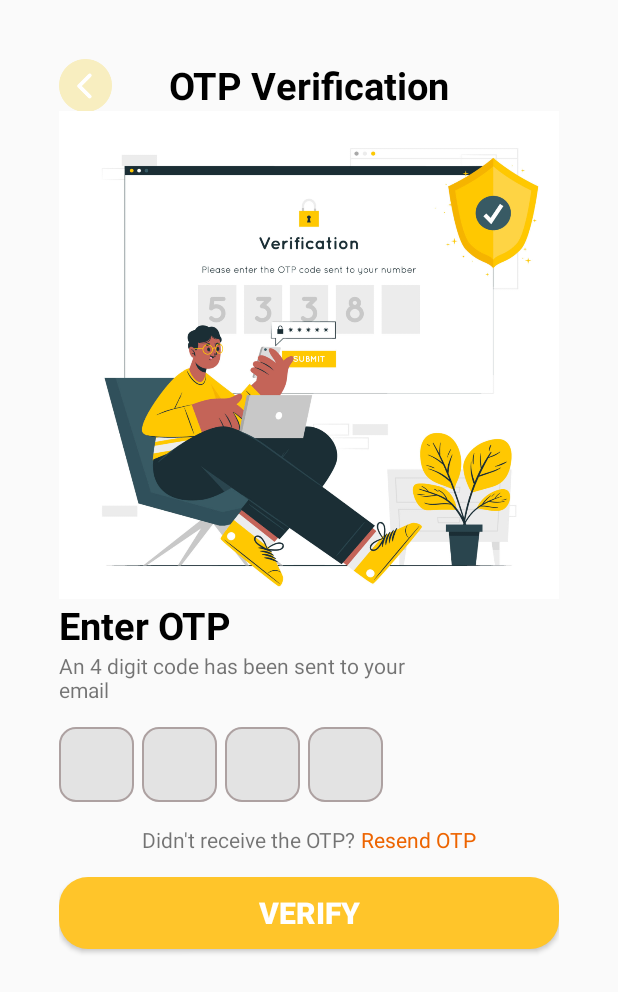
After one commit to HathPage/BTVN_Day02, an Android app: the OtpActivity screen opened directly, with no data from a screen before it, on a phone screen of 412 x 824 dp. The commit adds this screen. Shown: the top 992 px of the screen. Run offline under Robolectric (Android 15) with nearby library versions, the phone set to English and light mode, and no system bars; our stand-ins replace sdp/ssp sizes.

Commit message:
Initial commit

```diff
--- a/app/src/main/AndroidManifest.xml
+++ b/app/src/main/AndroidManifest.xml
@@ -12,6 +12,9 @@
         android:supportsRtl="true"
         android:theme="@style/Theme.BTVN_Day02"
         tools:targetApi="31">
+        <activity
+            android:name=".OtpActivity"
+            android:exported="false" />
         <activity
             android:name=".RegisterActivity"
             android:exported="false" />
--- /dev/null
+++ b/app/src/main/java/com/example/btvn_day02/OtpActivity.java
@@ -0,0 +1,14 @@
+package com.example.btvn_day02;
+
+import androidx.appcompat.app.AppCompatActivity;
+
+import android.os.Bundle;
+
+public class OtpActivity extends AppCompatActivity {
+
+    @Override
+    protected void onCreate(Bundle savedInstanceState) {
+        super.onCreate(savedInstanceState);
+        setContentView(R.layout.activity_otp);
+    }
+}
--- /dev/null
+++ b/app/src/main/res/drawable/otp_box.xml
@@ -0,0 +1,13 @@
+<?xml version="1.0" encoding="utf-8"?>
+<shape xmlns:android="http://schemas.android.com/apk/res/android"
+    android:shape="rectangle">
+    <stroke
+        android:color="#ADA1A1"
+        android:width="1dp"/>
+    <solid
+        android:color="#E3E3E3"
+        />
+    <corners
+        android:radius="@dimen/_8sdp"
+        />
+</shape>
--- a/app/src/main/res/layout/activity_main.xml
+++ b/app/src/main/res/layout/activity_main.xml
@@ -96,8 +96,8 @@
         <ImageButton
             android:id="@+id/remember_me"
             android:background="@drawable/checkboxdark"
-            android:layout_width="20dp"
-            android:layout_height="20dp"
+            android:layout_width="22dp"
+            android:layout_height="22dp"
             android:layout_marginEnd="@dimen/_3sdp"
             />
         <TextView
@@ -149,6 +149,7 @@
         android:textColor="#4A4949"
         android:layout_marginTop="5dp"
         android:layout_marginBottom="@dimen/_5sdp"
+        android:textStyle="bold"
         android:text="-----------------OR-----------------"
         android:textSize="20sp"
         app:layout_constraintEnd_toEndOf="parent"
--- /dev/null
+++ b/app/src/main/res/layout/activity_otp.xml
@@ -0,0 +1,151 @@
+<?xml version="1.0" encoding="utf-8"?>
+<androidx.constraintlayout.widget.ConstraintLayout xmlns:android="http://schemas.android.com/apk/res/android"
+    xmlns:app="http://schemas.android.com/apk/res-auto"
+    xmlns:tools="http://schemas.android.com/tools"
+    android:layout_width="match_parent"
+    android:layout_height="match_parent"
+    android:orientation="vertical"
+    android:gravity="center"
+    android:layout_margin="@dimen/_30sdp"
+    tools:context=".OtpActivity">
+
+    <ImageButton
+        android:id="@+id/btn_back"
+        android:layout_width="35dp"
+        android:layout_height="35dp"
+        android:background="@drawable/back_button"
+    />
+
+    <TextView
+        android:id="@+id/txt_otp"
+        android:layout_width="wrap_content"
+        android:layout_height="wrap_content"
+        android:text="OTP Verification"
+        android:textColor="@color/black"
+        android:textStyle="bold"
+        android:textSize="25sp"
+        app:layout_constraintEnd_toEndOf="parent"
+        app:layout_constraintStart_toStartOf="parent"
+        />
+    <ImageView
+        android:id="@+id/otp_pic"
+        android:layout_width="wrap_content"
+        android:layout_height="@dimen/_250sdp"
+        app:layout_constraintTop_toBottomOf="@+id/txt_otp"
+        app:layout_constraintStart_toStartOf="parent"
+        app:layout_constraintEnd_toEndOf="parent"
+        android:background="@drawable/otp_pic"
+        />
+    <TextView
+        android:id="@+id/txt_otp_2"
+        android:layout_width="wrap_content"
+        android:layout_height="wrap_content"
+        android:text="Enter OTP"
+        android:textColor="@color/black"
+        android:textStyle="bold"
+        android:textSize="25sp"
+        android:gravity="start"
+        app:layout_constraintTop_toBottomOf="@+id/otp_pic"
+        app:layout_constraintStart_toStartOf="parent"
+        />
+    <TextView
+        android:id="@+id/txt_otp_3"
+        android:layout_width="240dp"
+        android:layout_height="wrap_content"
+        android:text="An 4 digit code has been sent to your email"
+        android:gravity="start"
+        app:layout_constraintTop_toBottomOf="@+id/txt_otp_2"
+        app:layout_constraintStart_toStartOf="parent"
+        />
+
+    <LinearLayout
+        android:id="@+id/et_otp"
+        android:layout_width="match_parent"
+        android:layout_height="wrap_content"
+        android:orientation="horizontal"
+        android:gravity="start"
+        android:layout_marginTop="15dp"
+        app:layout_constraintTop_toBottomOf="@+id/txt_otp_3"
+        app:layout_constraintStart_toStartOf="parent"
+        >
+
+        <EditText
+            android:id="@+id/editTextOTP1"
+            android:layout_width="50dp"
+            android:layout_height="50dp"
+            android:layout_marginEnd="5dp"
+            android:inputType="number"
+            android:maxLength="1"
+            android:textAlignment="center"
+            android:background="@drawable/otp_box" />
+
+        <EditText
+            android:id="@+id/editTextOTP2"
+            android:layout_width="50dp"
+            android:layout_height="50dp"
+            android:layout_marginEnd="5dp"
+            android:inputType="number"
+            android:maxLength="1"
+            android:textAlignment="center"
+            android:background="@drawable/otp_box" />
+
+        <EditText
+            android:id="@+id/editTextOTP3"
+            android:layout_width="50dp"
+            android:layout_height="50dp"
+            android:layout_marginEnd="5dp"
+            android:inputType="number"
+            android:maxLength="1"
+            android:textAlignment="center"
+            android:background="@drawable/otp_box" />
+
+        <EditText
+            android:id="@+id/editTextOTP4"
+            android:layout_width="50dp"
+            android:layout_height="50dp"
+            android:inputType="number"
+            android:maxLength="1"
+            android:textAlignment="center"
+            android:background="@drawable/otp_box" />
+
+    </LinearLayout>
+
+    <LinearLayout
+        android:id="@+id/txt_otp_4"
+        android:layout_width="match_parent"
+        android:layout_height="wrap_content"
+        android:orientation="horizontal"
+        android:gravity="center"
+        android:layout_marginTop="15dp"
+        app:layout_constraintTop_toBottomOf="@+id/et_otp"
+        app:layout_constraintStart_toStartOf="parent"
+        >
+    <TextView
+        android:layout_width="wrap_content"
+        android:layout_height="wrap_content"
+        android:text="Didn't receive the OTP? "
+        />
+        <TextView
+            android:id="@+id/resend_otp"
+            android:layout_width="wrap_content"
+            android:layout_height="wrap_content"
+            android:textColor="#ED6400"
+            android:text="Resend OTP"
+            />
+    </LinearLayout>
+
+    <Button
+        android:id="@+id/btn_verify"
+        android:layout_width="0dp"
+        android:layout_height="wrap_content"
+        android:layout_marginTop="15dp"
+        android:text="Verify"
+        android:textSize="20sp"
+        android:textStyle="bold"
+        android:textColor="@color/white"
+        app:layout_constraintTop_toBottomOf="@+id/txt_otp_4"
+        app:layout_constraintEnd_toEndOf="parent"
+        app:layout_constraintStart_toStartOf="parent"
+        android:background="@drawable/button"
+        />
+</androidx.constraintlayout.widget.ConstraintLayout>
```
Also changed, not shown: app/src/main/res/drawable/back_button.png (added), app/src/main/res/drawable/otp_pic.png (added).
